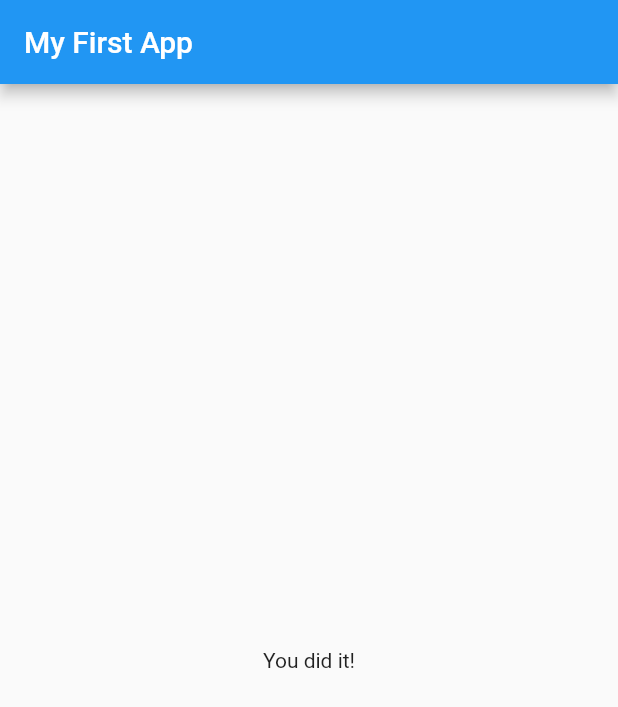
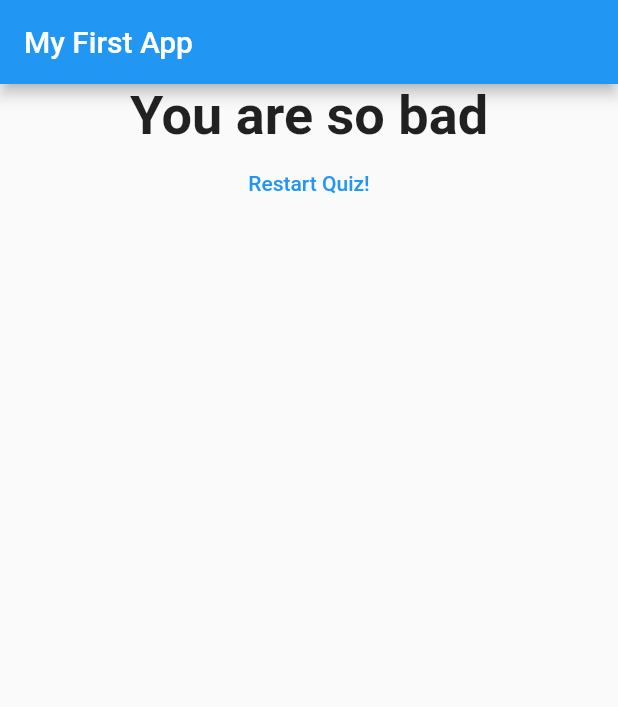
Before and after one commit to thabopali/flutter_firstapp, a Flutter app: the screen it shows after launch, after a tap on "Black", after a tap on "Tiger", after a tap on "Rob", on a phone screen of 412 x 824 dp. Shown: the top 707 px of the screen. Run offline on Flutter 3.47's test engine with Material 2 defaults, Android fonts, the phone set to English and light mode, and no system bars.

```diff
--- a/lib/main.dart
+++ b/lib/main.dart
@@ -18,47 +18,73 @@ class MyApp extends StatefulWidget {
 }
 
 class _MyAppState extends State<MyApp> {
-  final  _questions = const [
+  final _questions = const [
     {
       'questionText': 'What\'s your favourite color',
-        'answers': ['Black', 'Red', 'Green', 'White']
+      'answers': [
+        {'text': 'Black', 'score': 10},
+        {'text': 'Red', 'score': 5},
+        {'text': 'Green', 'score': 3},
+        {'text': 'White', 'score': 1},
+      ]
     },
     {
       'questionText': 'What\'s your favourite animal',
-        'answers': ['Lion', 'Tiger', 'Rabbit', 'Rhino']
+      'answers': [
+        {'text': 'Lion', 'score': 3},
+        {'text': 'Tiger', 'score': 11},
+        {'text': 'Rabbit', 'score': 1},
+        {'text': 'Rhino', 'score': 9},
+      ]
     },
     {
       'questionText': 'Who\'s your favourite instructor',
-        'answers': ['Max', 'Mosh', 'Rob', 'Jonas']
+      'answers': [
+        {'text': 'Max', 'score': 4},
+        {'text': 'Mosh', 'score': 5},
+        {'text': 'Rob', 'score': 1},
+        {'text': 'Jonas', 'score': 1},
+      ]
     },
   ];
   var _questionIndex = 0;
+  var _totalScore = 0;
 
-  void _answerQuestion() {
+  void _resetQuiz() {
+    setState(() {
+      _questionIndex = 0;
+      _totalScore = 0;
+    });
+  }
+
+  void _answerQuestion(int score) {
+    _totalScore += score;
 
     setState(() {
       _questionIndex = _questionIndex + 1;
     });
     print(_questionIndex);
-    if(_questionIndex < _questions.length){
+    if (_questionIndex < _questions.length) {
       print('We have more questions!');
-    }else{
+    } else {
       print('No more questions!');
     }
-
   }
 
   @override
   Widget build(BuildContext context) {
-
     return MaterialApp(
       home: Scaffold(
         appBar: AppBar(
           title: Text('My First App'),
         ),
-        body: _questionIndex < _questions.length ?
-          Quiz(answerQuestion: _answerQuestion, questionIndex: _questionIndex, questions: _questions,)
-         : Result(),
+        body: _questionIndex < _questions.length
+            ? Quiz(
+                answerQuestion: _answerQuestion,
+                questionIndex: _questionIndex,
+                questions: _questions,
+              )
+            : Result(_totalScore, _resetQuiz),
       ),
     );
   }
--- a/lib/quiz.dart
+++ b/lib/quiz.dart
@@ -17,8 +17,8 @@ class Quiz extends StatelessWidget {
           Question(
             questions[questionIndex]['questionText'],
           ),
-          ...(questions[questionIndex]['answers'] as List<String>).map((answer) {
-            return Answer(answerQuestion, answer);
+          ...(questions[questionIndex]['answers'] as List<Map<String, Object>>).map((answer) {
+            return Answer(() => answerQuestion(answer['score']), answer['text']);
           }).toList()
           ]
     );
--- a/lib/result.dart
+++ b/lib/result.dart
@@ -1,8 +1,42 @@
 import 'package:flutter/material.dart';
 
 class Result extends StatelessWidget {
+  final int resultScore;
+  final Function resetHandler;
+
+  Result(this.resultScore, this.resetHandler);
+
+  String get resultPhrase {
+    String resultText = 'You did it!';
+    if (resultScore <= 8) {
+      resultText = 'You are awesome and innocent';
+    } else if (resultScore <= 12) {
+      resultText = 'Pretty likeable!';
+    } else if (resultScore <= 16) {
+      resultText = 'You are... strange?!';
+    } else {
+      resultText = 'You are so bad';
+    }
+    return resultText;
+  }
+
   @override
   Widget build(BuildContext context) {
-    return Center(child: Text('You did it!'));
+    return Center(
+      child: Column(
+        children: <Widget>[
+          Text(
+            resultPhrase,
+            style: TextStyle(fontSize: 36, fontWeight: FontWeight.bold),
+            textAlign: TextAlign.center,
+          ),
+          FlatButton(
+            child: Text('Restart Quiz!'),
+            textColor: Colors.blue,
+            onPressed: resetHandler,
+          )
+        ],
+      ),
+    );
   }
 }
```
Lines whose indentation alone changed are shown as unchanged.
